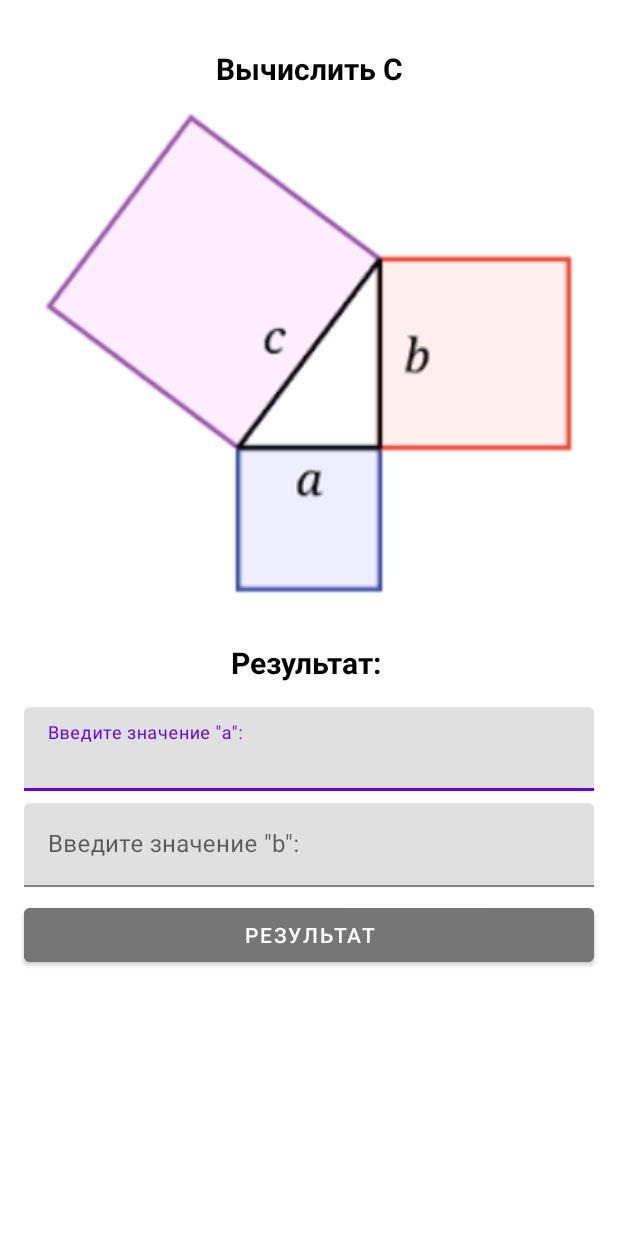
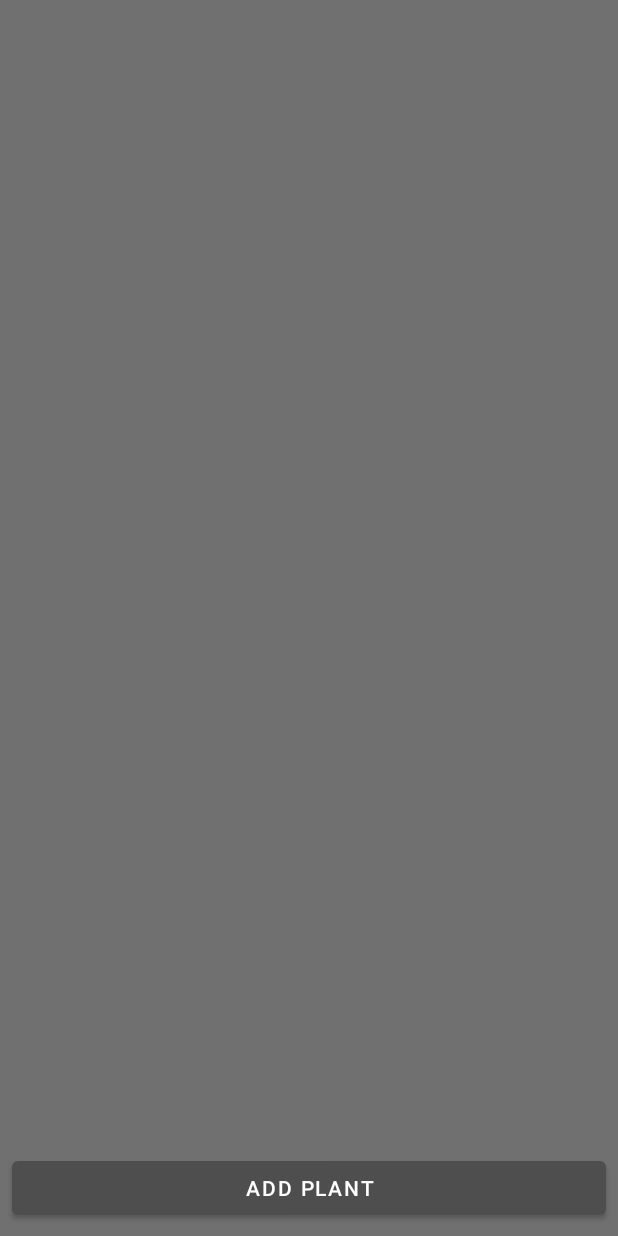
Before and after one commit to Shevy-D/test_app2, an Android app: the layout activity_main.xml on its own in the app's theme, with its tools: preview values and no code run, on a phone screen of 412 x 824 dp. Run offline under Robolectric (Android 15) with nearby library versions, the phone set to English and light mode, and no system bars.

Commit message:
learn RecyclerView

```diff
--- /dev/null
+++ b/app/src/main/java/com/example/test_app/Plant.kt
@@ -0,0 +1,3 @@
+package com.example.test_app
+
+data class Plant(val imageId: Int, val title: String)
--- a/app/src/main/res/layout/activity_main.xml
+++ b/app/src/main/res/layout/activity_main.xml
@@ -4,102 +4,27 @@
     xmlns:tools="http://schemas.android.com/tools"
     android:layout_width="match_parent"
     android:layout_height="match_parent"
-    tools:context=".MainActivity">
+    tools:context=".MainActivity" >
 
-    <TextView
-        android:id="@+id/textView"
-        android:layout_width="wrap_content"
-        android:layout_height="wrap_content"
-        android:layout_marginTop="32dp"
-        android:text="@string/title"
-        android:textColor="@color/black"
-        android:textSize="20sp"
-        android:textStyle="bold"
+    <androidx.recyclerview.widget.RecyclerView
+        android:id="@+id/rcView"
+        android:layout_width="0dp"
+        android:layout_height="0dp"
+        android:background="#707070"
+        app:layout_constraintBottom_toBottomOf="parent"
         app:layout_constraintEnd_toEndOf="parent"
         app:layout_constraintStart_toStartOf="parent"
         app:layout_constraintTop_toTopOf="parent" />
 
-    <ImageView
-        android:id="@+id/imageView"
-        android:layout_width="0dp"
-        android:layout_height="0dp"
-        android:layout_marginStart="16dp"
-        android:layout_marginTop="16dp"
-        android:layout_marginEnd="16dp"
-        android:layout_marginBottom="16dp"
-        app:layout_constraintBottom_toTopOf="@+id/guideline3"
-        app:layout_constraintEnd_toEndOf="parent"
-        app:layout_constraintHorizontal_bias="1.0"
-        app:layout_constraintStart_toStartOf="parent"
-        app:layout_constraintTop_toBottomOf="@+id/textView"
-        app:layout_constraintVertical_bias="0.207"
-        app:srcCompat="@drawable/image" />
-
-    <androidx.constraintlayout.widget.Guideline
-        android:id="@+id/guideline3"
-        android:layout_width="wrap_content"
-        android:layout_height="wrap_content"
-        android:orientation="horizontal"
-        app:layout_constraintGuide_percent="0.5" />
-
-    <com.google.android.material.textfield.TextInputLayout
-        android:id="@+id/textInputLayout"
+    <Button
+        android:id="@+id/buttonAdd"
         android:layout_width="0dp"
         android:layout_height="wrap_content"
-        android:layout_marginTop="16dp"
-        app:layout_constraintEnd_toEndOf="@+id/imageView"
-        app:layout_constraintStart_toStartOf="@+id/imageView"
-        app:layout_constraintTop_toBottomOf="@+id/tvResult">
-
-        <com.google.android.material.textfield.TextInputEditText
-            android:id="@+id/edA"
-            android:layout_width="match_parent"
-            android:layout_height="wrap_content"
-            android:hint="@string/input_a"
-            android:inputType="number" />
-    </com.google.android.material.textfield.TextInputLayout>
-
-    <TextView
-        android:id="@+id/tvResult"
-        android:layout_width="wrap_content"
-        android:layout_height="wrap_content"
-        android:layout_marginTop="16dp"
-        android:text="@string/result_info"
-        android:textColor="@color/black"
-        android:textSize="20sp"
-        android:textStyle="bold"
-        app:layout_constraintEnd_toEndOf="@+id/imageView"
-        app:layout_constraintStart_toStartOf="@+id/imageView"
-        app:layout_constraintTop_toTopOf="@+id/guideline3" />
-
-    <com.google.android.material.textfield.TextInputLayout
-        android:id="@+id/textInputLayoutB"
-        android:layout_width="0dp"
-        android:layout_height="wrap_content"
-        android:layout_marginTop="8dp"
-        app:layout_constraintEnd_toEndOf="@+id/imageView"
-        app:layout_constraintStart_toStartOf="@+id/imageView"
-        app:layout_constraintTop_toBottomOf="@+id/textInputLayout">
-
-        <com.google.android.material.textfield.TextInputEditText
-            android:id="@+id/edB"
-            android:layout_width="match_parent"
-            android:layout_height="match_parent"
-            android:hint="@string/input_b"
-            android:inputType="number" />
-    </com.google.android.material.textfield.TextInputLayout>
-
-    <Button
-        android:id="@+id/button"
-        android:layout_width="0dp"
-        android:layout_height="wrap_content"
-        android:layout_marginTop="8dp"
-        android:backgroundTint="#777676"
-        android:onClick="onClickResult"
-        android:text="@string/result"
-        app:layout_constraintEnd_toEndOf="@+id/textInputLayoutB"
-        app:layout_constraintHorizontal_bias="0.0"
-        app:layout_constraintStart_toStartOf="@+id/textInputLayoutB"
-        app:layout_constraintTop_toBottomOf="@+id/textInputLayoutB" />
-
+        android:layout_marginStart="8dp"
+        android:layout_marginEnd="8dp"
+        android:layout_marginBottom="8dp"
+        android:text="Add plant"
+        app:layout_constraintBottom_toBottomOf="parent"
+        app:layout_constraintEnd_toEndOf="parent"
+        app:layout_constraintStart_toStartOf="parent" />
 </androidx.constraintlayout.widget.ConstraintLayout>
--- a/app/src/main/res/values/colors.xml
+++ b/app/src/main/res/values/colors.xml
@@ -7,4 +7,5 @@
     <color name="teal_700">#FF018786</color>
     <color name="black">#FF000000</color>
     <color name="white">#FFFFFFFF</color>
+    <color name="grey">#4E4E4E</color>
 </resources>
--- a/app/src/main/res/values/themes.xml
+++ b/app/src/main/res/values/themes.xml
@@ -2,8 +2,8 @@
     <!-- Base application theme. -->
     <style name="Theme.Test_app" parent="Theme.MaterialComponents.DayNight.DarkActionBar">
         <!-- Primary brand color. -->
-        <item name="colorPrimary">@color/purple_500</item>
-        <item name="colorPrimaryVariant">@color/purple_700</item>
+        <item name="colorPrimary">@color/grey</item>
+        <item name="colorPrimaryVariant">@color/grey</item>
         <item name="colorOnPrimary">@color/white</item>
         <!-- Secondary brand color. -->
         <item name="colorSecondary">@color/teal_200</item>
```
Also changed, not shown: app/src/main/java/com/example/test_app/MainActivity.kt (+22 -23 lines), app/src/main/java/com/example/test_app/PlantAdapter.kt (added, +38 -0 lines), app/src/main/res/layout/plant_item.xml (added, +48 -0 lines), app/src/main/res/drawable/plant1.jpg (added), app/src/main/res/drawable/plant2.jpg (added), app/src/main/res/drawable/plant3.jpeg (added), app/src/main/res/drawable/plant4.jpg (added), app/src/main/res/drawable/plant5.jpg (added).
